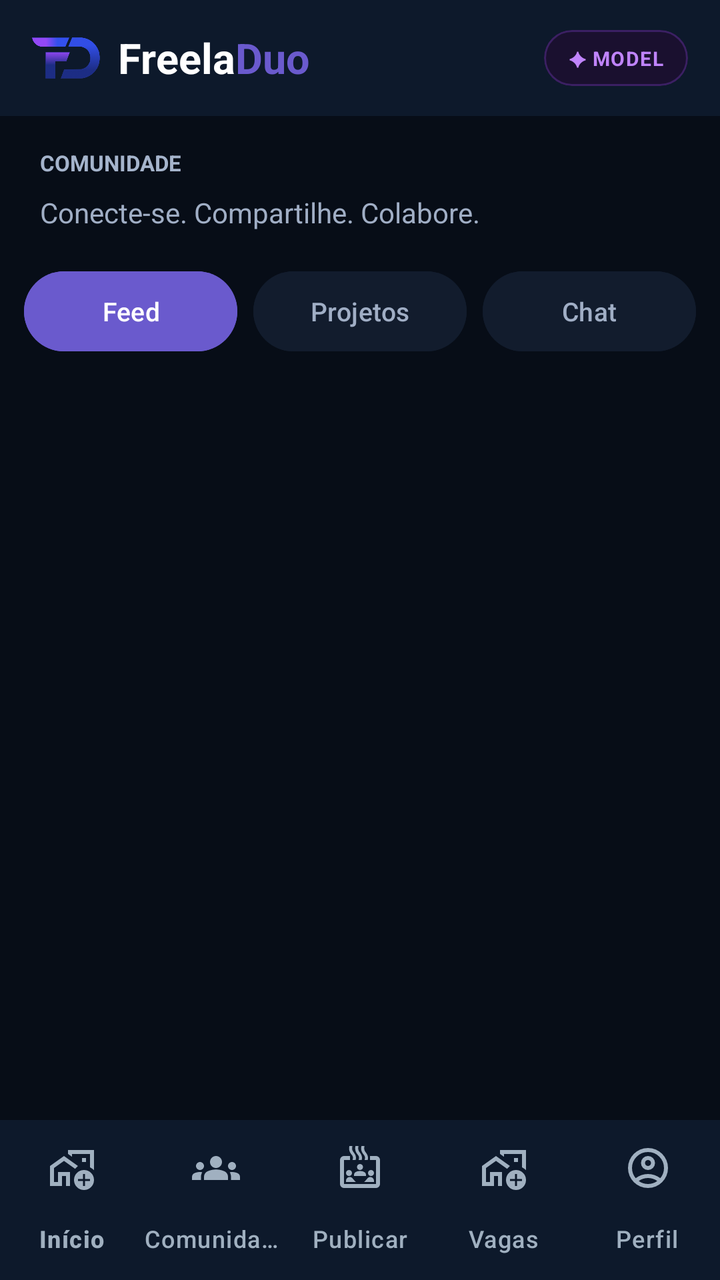
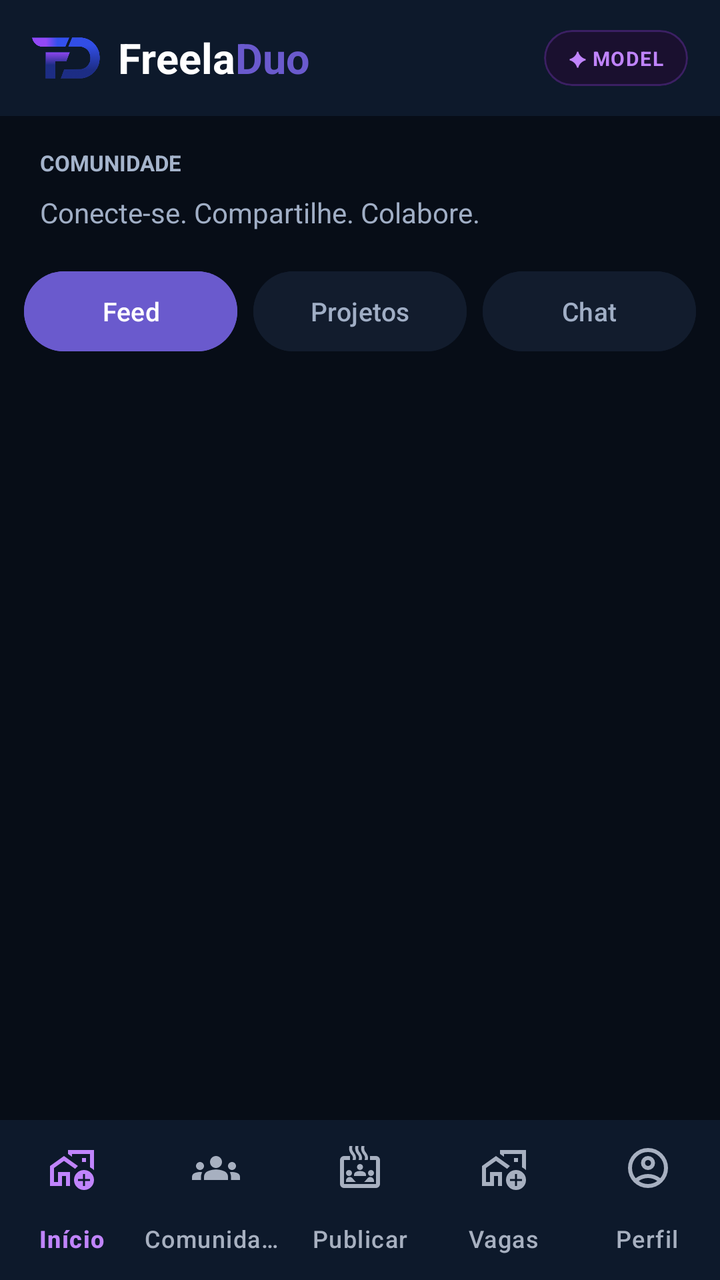

Before-and-after screenshots of an Android layout around one commit, followed by the original layout XML and the change that was made.
<!-- AndroidManifest.xml: application theme Theme.MyApplication -->
<!-- res/layout/activity_comunidade.xml -->
<?xml version="1.0" encoding="utf-8"?>
<LinearLayout
    xmlns:android="http://schemas.android.com/apk/res/android"
    xmlns:app="http://schemas.android.com/apk/res-auto"
    android:layout_width="match_parent"
    android:layout_height="match_parent"
    android:orientation="vertical"
    android:background="#070D17">


    
    <include
        layout="@layout/view_header_freeladuo"
        android:layout_width="match_parent"
        android:layout_height="wrap_content" />

    
    <LinearLayout
        android:layout_width="match_parent"
        android:layout_height="wrap_content"
        android:orientation="vertical"
        android:paddingStart="20dp"
        android:paddingEnd="20dp"
        android:paddingTop="16dp"
        android:paddingBottom="16dp">

        <TextView
            android:layout_width="wrap_content"
            android:layout_height="wrap_content"
            android:text="COMUNIDADE"
            android:textColor="#A5B4CC"
            android:textSize="11sp"
            android:textStyle="bold" />

        <TextView
            android:layout_width="match_parent"
            android:layout_height="wrap_content"
            android:layout_marginTop="8dp"
            android:text="Conecte-se. Compartilhe. Colabore."
            android:textColor="#A0AEC5"
            android:textSize="14sp" />

    </LinearLayout>


    
    <LinearLayout
        android:layout_width="match_parent"
        android:layout_height="wrap_content"
        android:orientation="horizontal"
        android:paddingStart="12dp"
        android:paddingEnd="12dp"
        android:paddingBottom="12dp">

        <Button
            android:id="@+id/btnFeed"
            android:layout_width="0dp"
            android:layout_height="48dp"
            android:layout_weight="1"
            android:layout_marginEnd="4dp"
            android:backgroundTint="#6A5ACD"
            android:minWidth="0dp"
            android:text="Feed"
            android:textAllCaps="false"
            android:textColor="#FFFFFF"
            android:textSize="13sp" />

        <Button
            android:id="@+id/btnProjetos"
            android:layout_width="0dp"
            android:layout_height="48dp"
            android:layout_weight="1"
            android:layout_marginStart="4dp"
            android:layout_marginEnd="4dp"
            android:backgroundTint="#121C2D"
            android:minWidth="0dp"
            android:text="Projetos"
            android:textAllCaps="false"
            android:textColor="#A0AEC5"
            android:textSize="13sp" />

        <Button
            android:id="@+id/btnChat"
            android:layout_width="0dp"
            android:layout_height="48dp"
            android:layout_weight="1"
            android:layout_marginStart="4dp"
            android:backgroundTint="#121C2D"
            android:minWidth="0dp"
            android:text="Chat"
            android:textAllCaps="false"
            android:textColor="#A0AEC5"
            android:textSize="13sp" />

    </LinearLayout>

    
    <FrameLayout
        android:id="@+id/areaConteudo"
        android:layout_width="match_parent"
        android:layout_height="0dp"
        android:layout_weight="1"
        android:background="#070D17" />

    
    <com.google.android.material.bottomnavigation.BottomNavigationView
        android:id="@+id/bottomNavigation"
        android:layout_width="match_parent"
        android:layout_height="wrap_content"
        android:background="#0D192B"
        app:itemIconTint="#A0B0C0"
        app:itemTextColor="#A0B0C0"
        app:labelVisibilityMode="labeled"
        app:menu="@menu/bottom_nav_menu" />

</LinearLayout>
<!-- res/layout/view_header_freeladuo.xml (included above) -->
<?xml version="1.0" encoding="utf-8"?>
<LinearLayout
    xmlns:android="http://schemas.android.com/apk/res/android"
    android:layout_width="match_parent"
    android:layout_height="wrap_content"
    android:orientation="horizontal"
    android:gravity="center_vertical"
    android:background="#0D192B"
    android:paddingStart="16dp"
    android:paddingEnd="16dp"
    android:paddingTop="12dp"
    android:paddingBottom="12dp">

    <ImageView
        android:layout_width="34dp"
        android:layout_height="34dp"
        android:src="@drawable/logo"
        android:scaleType="fitCenter"
        android:contentDescription="Logo FreelaDuo" />

    <TextView
        android:layout_width="wrap_content"
        android:layout_height="wrap_content"
        android:layout_marginStart="9dp"
        android:text="Freela"
        android:textColor="#FFFFFF"
        android:textSize="21sp"
        android:textStyle="bold" />

    <TextView
        android:id="@+id/txtLogoDuo"
        android:layout_width="wrap_content"
        android:layout_height="wrap_content"
        android:text="Duo"
        android:textColor="#6A5ACD"
        android:textSize="21sp"
        android:textStyle="bold" />

    <View
        android:layout_width="0dp"
        android:layout_height="1dp"
        android:layout_weight="1" />

    <com.google.android.material.card.MaterialCardView
        android:layout_width="wrap_content"
        android:layout_height="wrap_content"
        app:cardBackgroundColor="#1A102F"
        app:cardCornerRadius="50dp"
        app:cardElevation="0dp"
        app:strokeColor="#3B2063"
        app:strokeWidth="1dp"
        xmlns:app="http://schemas.android.com/apk/res-auto">

        <TextView
            android:layout_width="wrap_content"
            android:layout_height="wrap_content"
            android:text="✦ MODEL"
            android:textColor="#C084FC"
            android:textSize="10sp"
            android:textStyle="bold"
            android:letterSpacing="0.05"
            android:paddingStart="12dp"
            android:paddingEnd="12dp"
            android:paddingTop="7dp"
            android:paddingBottom="7dp" />

    </com.google.android.material.card.MaterialCardView>

</LinearLayout>
<!-- resources referenced by this layout -->
<resources>
  <!-- drawable logo: png bitmap (drawable, 67290 bytes) -->
  <style name="Theme.MyApplication" parent="Base.Theme.MyApplication" />
  <style name="Base.Theme.MyApplication" parent="Theme.Material3.DayNight.NoActionBar">
          
          
      </style>
</resources>

<!-- the commit's change to res/layout/activity_comunidade.xml (unified diff, before → after) -->
@@ -108,8 +108,8 @@
         android:layout_width="match_parent"
         android:layout_height="wrap_content"
         android:background="#0D192B"
-        app:itemIconTint="#A0B0C0"
-        app:itemTextColor="#A0B0C0"
+        app:itemIconTint="@color/bottom_nav_item_color"
+        app:itemTextColor="@color/bottom_nav_item_color"
         app:labelVisibilityMode="labeled"
         app:menu="@menu/bottom_nav_menu" />
 
